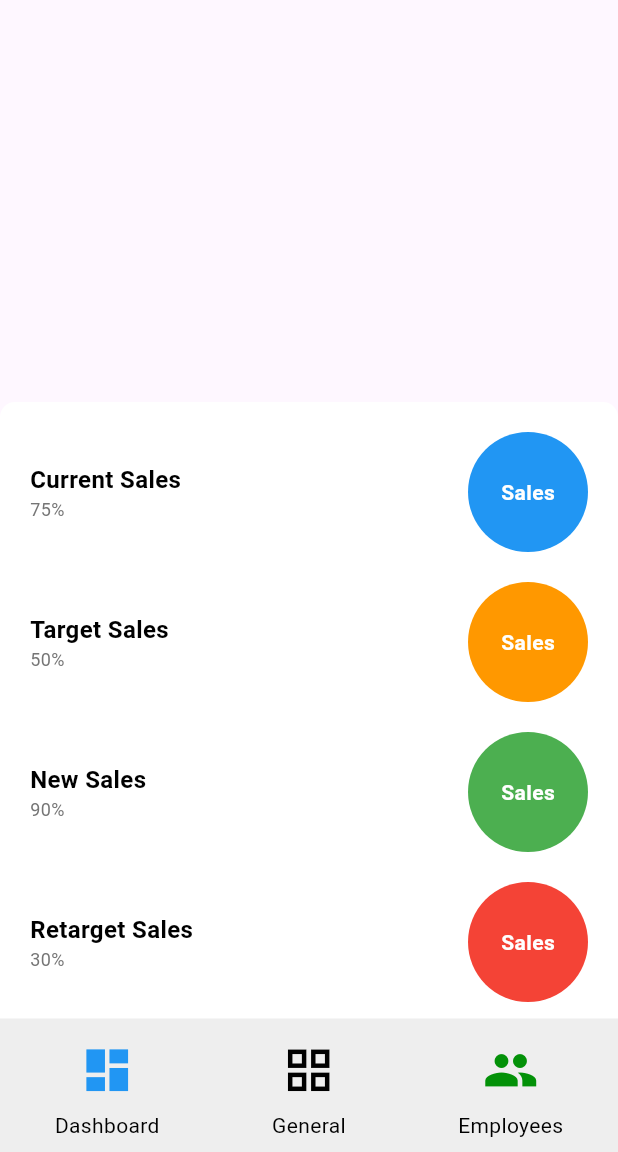
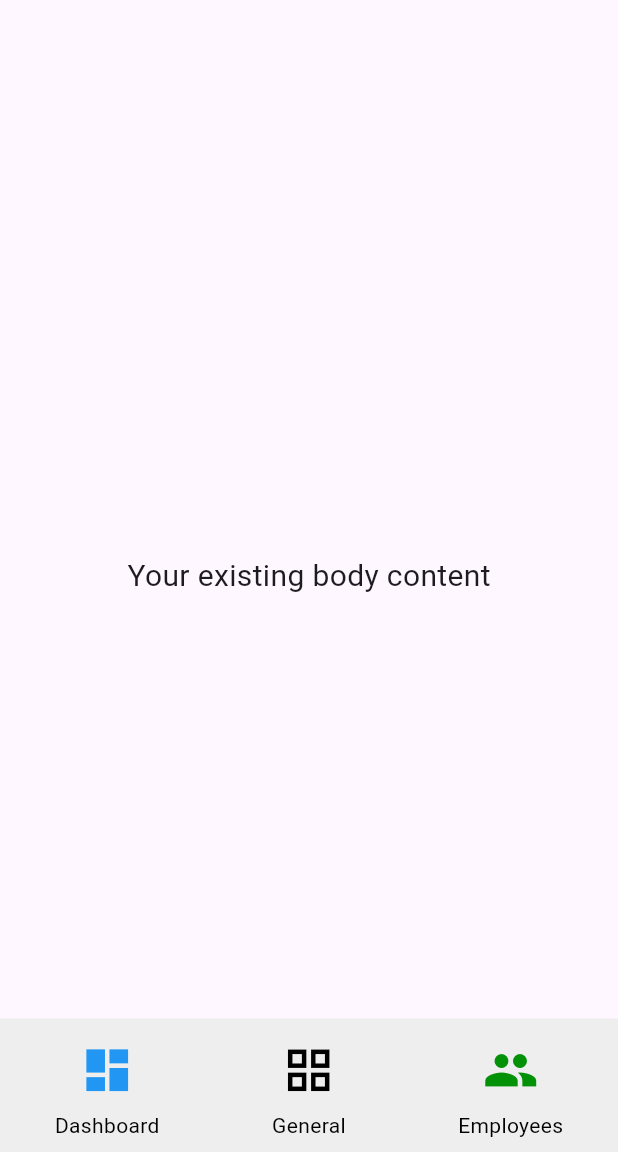
Before and after one commit to BrianKawinzi/medfast_go, a Flutter app: the screen it shows after launch, on a phone screen of 412 x 824 dp, the part 84-1236 px from its top. Run offline on Flutter 3.47's test engine with Material 3 defaults, Android fonts, the phone set to English and light mode, and no system bars; our stand-ins replace geolocator, image_picker, permission_handler, shared_preferences, sqflite; accounts and stored records are empty.

Commit message:
new dashboard

```diff
--- a/lib/pages/dashboard.dart
+++ b/lib/pages/dashboard.dart
@@ -25,7 +25,6 @@ class DashboardPage extends StatelessWidget {
             left: 0,
             right: 0,
             child: Center(
-              child: SalesTileWidget(),
             ),
           ),
           Positioned(
@@ -109,107 +108,6 @@ class DashboardPage extends StatelessWidget {
     );
   }
 }
-
-class SalesTileWidget extends StatelessWidget {
-  @override
-  Widget build(BuildContext context) {
-    return Container(
-      padding: EdgeInsets.all(20),
-      decoration: BoxDecoration(
-        color: Colors.white,
-        borderRadius: BorderRadius.circular(10),
-      ),
-      child: Column(
-        mainAxisSize: MainAxisSize.min,
-        children: [
-          SalesCircle(
-            color: Colors.blue,
-            metric: 'Current Sales',
-            percentage: '75%',
-          ),
-          SizedBox(height: 20),
-          SalesCircle(
-            color: Colors.orange,
-            metric: 'Target Sales',
-            percentage: '50%',
-          ),
-          SizedBox(height: 20),
-          SalesCircle(
-            color: Colors.green,
-            metric: 'New Sales',
-            percentage: '90%',
-          ),
-          SizedBox(height: 20),
-          SalesCircle(
-            color: Colors.red,
-            metric: 'Retarget Sales',
-            percentage: '30%',
-          ),
-        ],
-      ),
-    );
-  }
-}
-
-class SalesCircle extends StatelessWidget {
-  final Color color;
-  final String metric;
-  final String percentage;
-
-  const SalesCircle({
-    required this.color,
-    required this.metric,
-    required this.percentage,
-  });
-
-  @override
-  Widget build(BuildContext context) {
-    return Row(
-      mainAxisAlignment: MainAxisAlignment.spaceBetween,
-      children: [
-        Column(
-          crossAxisAlignment: CrossAxisAlignment.start,
-          children: [
-            Text(
-              metric,
-              style: TextStyle(
-                color: Colors.black,
-                fontSize: 16,
-                fontWeight: FontWeight.bold,
-              ),
-            ),
-            Text(
-              percentage,
-              style: TextStyle(
-                color: Colors.grey[600],
-                fontSize: 12,
-              ),
-            ),
-          ],
-        ),
-        Container(
-          width: 80,
-          height: 80,
-          decoration: BoxDecoration(
-            shape: BoxShape.circle,
-            color: color,
-          ),
-          child: Center(
-            child: Text(
-              'Sales',
-              style: TextStyle(
-                color: Colors.white,
-                fontSize: 14,
-                fontWeight: FontWeight.bold,
-              ),
-            ),
-          ),
-        ),
-      ],
-    );
-  }
-}
-
 class YourExistingBodyWidget extends StatelessWidget {
   @override
   Widget build(BuildContext context) {
```
